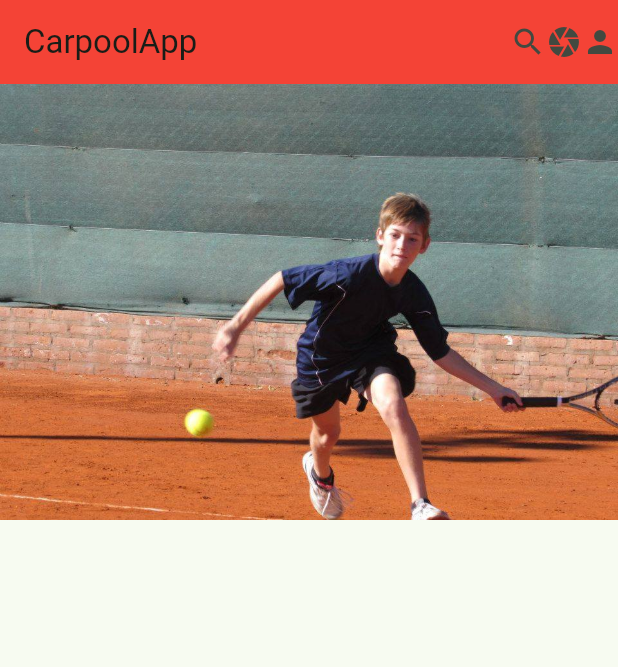
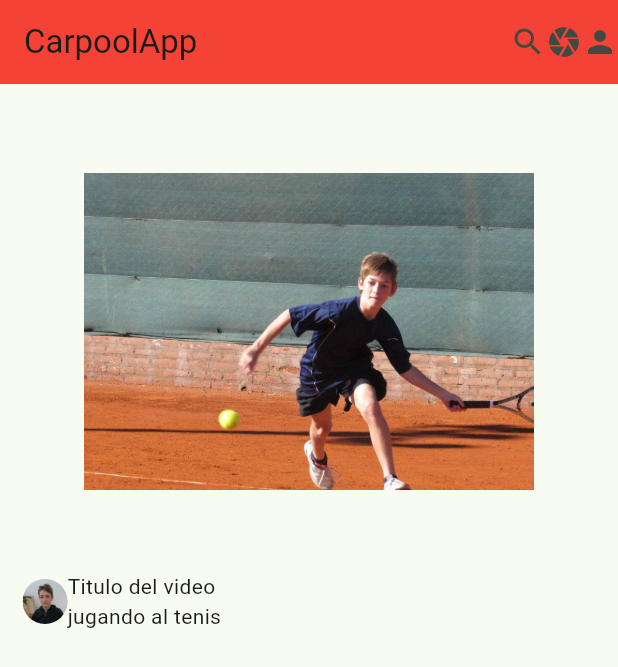
Before and after one commit to juanro03/flutter-app, a Flutter app: the screen it shows after launch, on a phone screen of 412 x 824 dp. Shown: the top 667 px of the screen. Run offline on Flutter 3.47's test engine with Material 3 defaults, Android fonts, the light colour scheme and no system bars.

Commit message:
creacion widgets prueba

```diff
--- a/lib/main.dart
+++ b/lib/main.dart
@@ -38,9 +38,11 @@ class MyWidget extends StatelessWidget {
           Icon(Icons.person)
           ],
       ),
-      body: Column(children: [
-        VideoCard()
-      ],),
+      body: SingleChildScrollView(
+        child: Column(children: [
+          VideoCard()
+        ],),
+      ),
     );
   }
 }
--- a/lib/widgets/video_card.dart
+++ b/lib/widgets/video_card.dart
@@ -5,8 +5,38 @@ class VideoCard extends StatelessWidget {
 
   @override
   Widget build(BuildContext context) {
-    return Container(
-      child: Image.asset("assets/images/img1.jpg")
-      );
+    return Padding(
+      padding: const EdgeInsets.all(15.0),
+      child: Column(
+        children: [
+          Container(
+            child: SizedBox(
+              width: 300, // Define el ancho deseado
+              height: 300, // Define la altura deseada
+              child: Image.asset("assets/images/img1.jpg"),
+              ),
+            ),
+          const SizedBox(
+            height: 10.0,
+            ),
+          Row(
+            children: [
+              const CircleAvatar(
+                radius: 15,
+                backgroundImage: AssetImage("assets/images/img2.jpg"),
+              ),
+              Column(
+                crossAxisAlignment: CrossAxisAlignment.start,
+                children: [
+                  Text("Titulo del video"),
+                  Text("jugando al tenis")
+                ],
+              )
+            ],
+          )
+        ],
+
+        ),
+    );
   }
 }
```
